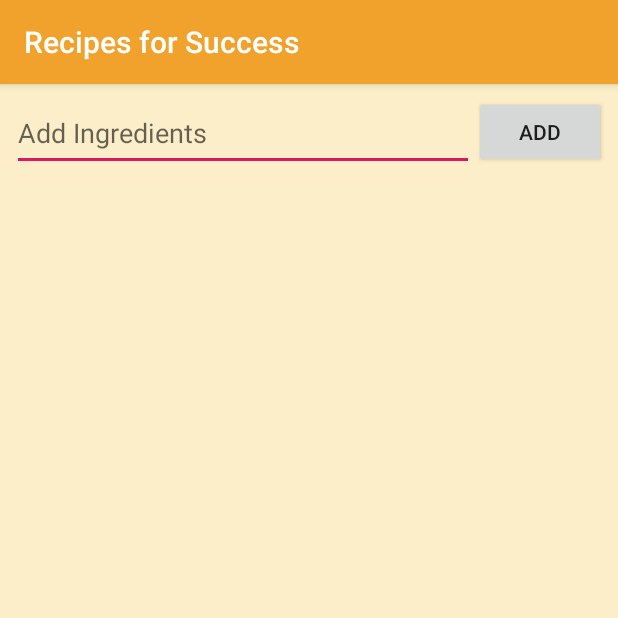
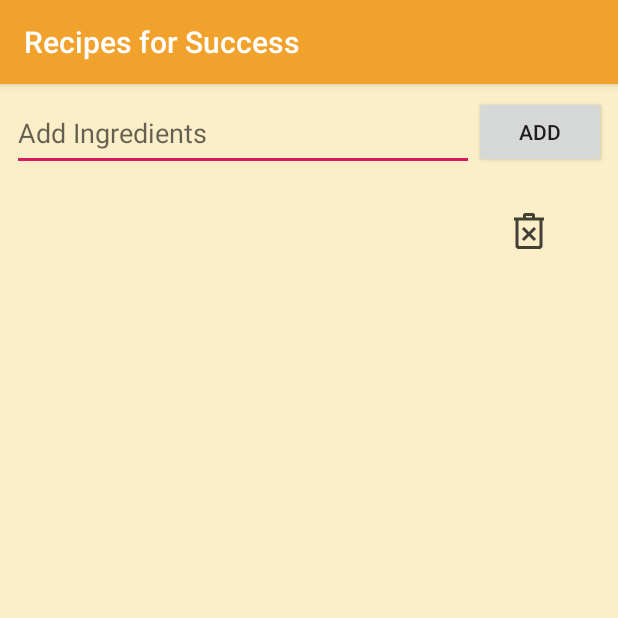
Before and after one commit to AnsonLee99/Recipes-for-Success, an Android app: the GroceryList screen opened directly, with no data from a screen before it, after a tap on "ADD", on a phone screen of 412 x 824 dp, the top half of it. Run offline under Robolectric (Android 15) with nearby library versions, the phone set to English and light mode, and no system bars; our stand-ins replace Firebase (no records; nobody signed in at launch, a user with empty details on screens opened directly); 3 statements that could not run were skipped.

Commit message:
Added delete function to shopping list

```diff
--- a/app/src/main/java/com/example/recipesforsuccess/GroceryList.java
+++ b/app/src/main/java/com/example/recipesforsuccess/GroceryList.java
@@ -32,6 +32,7 @@ import org.json.JSONArray;
 import java.util.ArrayList;
 import java.util.Calendar;
 import java.util.HashMap;
+import java.util.concurrent.Callable;
 import java.util.concurrent.ExecutorService;
 import java.util.concurrent.Executors;
 import java.util.concurrent.Future;
@@ -58,7 +59,8 @@ public class GroceryList extends MainPage {
         mainDisplay.addView(groceryView);
 
         groceryContents = new ArrayList<GroceryListViewItem>();
-        groceryAdapter = new GroceryListViewAdapter(groceryContents, getApplicationContext(), false);
+        groceryAdapter = new GroceryListViewAdapter(groceryContents, getApplicationContext(), false,
+                new GroceryDeleter());
 
         // For displaying the currently selected tab
         RadioGroup rg = (RadioGroup) findViewById(R.id.NavBar_Group);
@@ -142,15 +144,17 @@ public class GroceryList extends MainPage {
         }
     }
 
-    protected void removeFromGrocery(GroceryListViewItem item) {
+
+    public void removeFromGrocery(GroceryListViewItem item) {
         groceryContents.remove(item);
         groceryAdapter.notifyDataSetChanged();
+        deleteFromFirebase(item.getName());
     }
 
     protected void addToGrocery(GroceryListViewItem item, View v) {
         Snackbar.make(v, "Adding: " + item.getName(), Snackbar.LENGTH_LONG).setAction("No action", null).show();
         groceryContents.add(item);
-        groceryAdapter = new GroceryListViewAdapter(groceryContents, getApplicationContext(), false);
+        groceryAdapter = new GroceryListViewAdapter(groceryContents, getApplicationContext(), false, new GroceryDeleter());
 
         // Update this activity's list-view to match items
         ListView listView = (ListView) findViewById(R.id.shopping_list_view);
@@ -181,7 +185,7 @@ public class GroceryList extends MainPage {
 
                 // Update this activity's list-view to match items
                 ListView listView = (ListView) findViewById(R.id.shopping_list_view);
-                groceryAdapter = new GroceryListViewAdapter(shoppingList, getApplicationContext(), false);
+                groceryAdapter = new GroceryListViewAdapter(shoppingList, getApplicationContext(), false, new GroceryDeleter());
                 listView.setAdapter(groceryAdapter);
             }
         });
@@ -226,4 +230,19 @@ public class GroceryList extends MainPage {
                 });
     }
 
+    public class GroceryDeleter implements Callable<Void> {
+        GroceryListViewItem item;
+
+        @Override
+        public Void call() throws Exception {
+            Log.d("delete", "delete called in GroceryDeleter");
+            removeFromGrocery(item);
+            return null;
+        }
+
+        public void setItem(GroceryListViewItem item) {
+            this.item = item;
+        }
+    }
+
 }
--- a/app/src/main/java/com/example/recipesforsuccess/dataobjects/GroceryListViewAdapter.java
+++ b/app/src/main/java/com/example/recipesforsuccess/dataobjects/GroceryListViewAdapter.java
@@ -7,8 +7,10 @@ import android.view.LayoutInflater;
 import android.view.View;
 import android.view.ViewGroup;
 import android.widget.ArrayAdapter;
+import android.widget.ImageView;
 import android.widget.TextView;
 
+import com.example.recipesforsuccess.GroceryList;
 import com.example.recipesforsuccess.R;
 
 import java.util.ArrayList;
@@ -18,17 +20,20 @@ public class GroceryListViewAdapter extends ArrayAdapter<GroceryListViewItem> im
     private ArrayList<GroceryListViewItem> dataSet;
     Context mContext;
     boolean isEditing;
+    private GroceryList.GroceryDeleter groceryDeleter;
 
     // View lookup cache
     private static class ViewHolder {
         TextView txtName;
+        ImageView deleteImage;
     }
 
-    public GroceryListViewAdapter(ArrayList<GroceryListViewItem> data, Context context, boolean isEditing) {
+    public GroceryListViewAdapter(ArrayList<GroceryListViewItem> data, Context context, boolean isEditing, GroceryList.GroceryDeleter groceryDeleter) {
         super(context, R.layout.food_list_item, data);
         this.dataSet = data;
         this.mContext=context;
         this.isEditing = isEditing;
+        this.groceryDeleter = groceryDeleter;
     }
 
     @Override
@@ -46,6 +51,24 @@ public class GroceryListViewAdapter extends ArrayAdapter<GroceryListViewItem> im
                 Snackbar.make(v, "Food Name: " +fooditem.getName(), Snackbar.LENGTH_LONG)
                         .setAction("No action", null).show();
                 break;
+
+            // If user presses the delete button
+            case R.id.delete_image:
+                Snackbar.make(v, fooditem.getName() + " deleted", Snackbar.LENGTH_SHORT)
+                        .setAction("No action", null).show();
+
+                // delete item from firebase
+                groceryDeleter.setItem(fooditem);
+                try {
+                    Log.d("delete", "deleting in adapter");
+                    groceryDeleter.call();
+                } catch(Exception e) {
+                    e.printStackTrace();
+                }
+
+                // remove item from current storage
+                dataSet.remove(fooditem);
+                this.notifyDataSetChanged();
         }
     }
 
@@ -65,10 +88,10 @@ public class GroceryListViewAdapter extends ArrayAdapter<GroceryListViewItem> im
             viewHolder = new ViewHolder();
             LayoutInflater inflater = LayoutInflater.from(getContext());
             // choose to show editing or non-editing list items
-            int layoutType = isEditing ? R.layout.food_list_item_editing : R.layout.grocery_list_item;
+            int layoutType = R.layout.grocery_list_item;
             convertView = inflater.inflate(layoutType, parent, false);
             viewHolder.txtName = (TextView) convertView.findViewById(R.id.food_name);
-
+            viewHolder.deleteImage = (ImageView) convertView.findViewById(R.id.delete_image);
 
             result=convertView;
 
@@ -83,6 +106,8 @@ public class GroceryListViewAdapter extends ArrayAdapter<GroceryListViewItem> im
         lastPosition = position;
 
         viewHolder.txtName.setText(fooditem.getName());
+        viewHolder.deleteImage.setOnClickListener(this);
+        viewHolder.deleteImage.setTag(position);
         // Return the completed view to render on screen
         //return convertView;
         return result;
--- /dev/null
+++ b/app/src/main/res/drawable-anydpi/ic_trash_black_24dp.xml
@@ -0,0 +1,10 @@
+<vector xmlns:android="http://schemas.android.com/apk/res/android"
+    android:width="24dp"
+    android:height="24dp"
+    android:viewportWidth="24"
+    android:viewportHeight="24">
+
+    <path
+        android:fillColor="#BB000000"
+        android:pathData="M19 24h-14c-1.104 0-2-0.896-2-2v-17h-1v-2h6v-1.5c0-0.827 0.673 -1.5 1.5-1.5h5c0.825 0 1.5 0.671 1.5 1.5v1.5h6v2h-1v17c0 1.104-0.896 2-2 2zm0-19h-14v16.5c0 0.276 0.224 0.5 0.5 0.5h13c0.276 0 0.5-0.224 0.5 -0.5v-16.5zm-7 7.586l3.293-3.293 1.414 1.414-3.293 3.293 3.293 3.293-1.414 1.414-3.293-3.293-3.293 3.293-1.414-1.414 3.293-3.293-3.293-3.293 1.414-1.414 3.293 3.293zm2-10.586h-4v1h4v-1z" />
+</vector>
--- a/app/src/main/res/layout/food_list_item.xml
+++ b/app/src/main/res/layout/food_list_item.xml
@@ -62,7 +62,7 @@
         android:layout_width="wrap_content"
         android:layout_height="wrap_content"
         android:layout_marginEnd="8dp"
-        android:src="@android:drawable/ic_menu_delete"
+        android:src="@drawable/ic_trash_black_24dp"
         app:layout_constraintBottom_toBottomOf="parent"
         app:layout_constraintEnd_toEndOf="parent"
         app:layout_constraintTop_toTopOf="parent"
--- a/app/src/main/res/layout/grocery_list_item.xml
+++ b/app/src/main/res/layout/grocery_list_item.xml
@@ -19,5 +19,15 @@
         app:layout_constraintBottom_toBottomOf="parent"
         app:layout_constraintStart_toStartOf="parent" />
 
+    <ImageView
+        android:id="@+id/delete_image"
+        android:layout_width="wrap_content"
+        android:layout_height="wrap_content"
+        android:layout_marginEnd="8dp"
+        android:src="@drawable/ic_trash_black_24dp"
+        app:layout_constraintBottom_toBottomOf="parent"
+        app:layout_constraintEnd_toEndOf="parent"
+        app:layout_constraintTop_toTopOf="parent"
+        app:layout_constraintVertical_bias="0.493"/>
 
 </android.support.constraint.ConstraintLayout>
```
